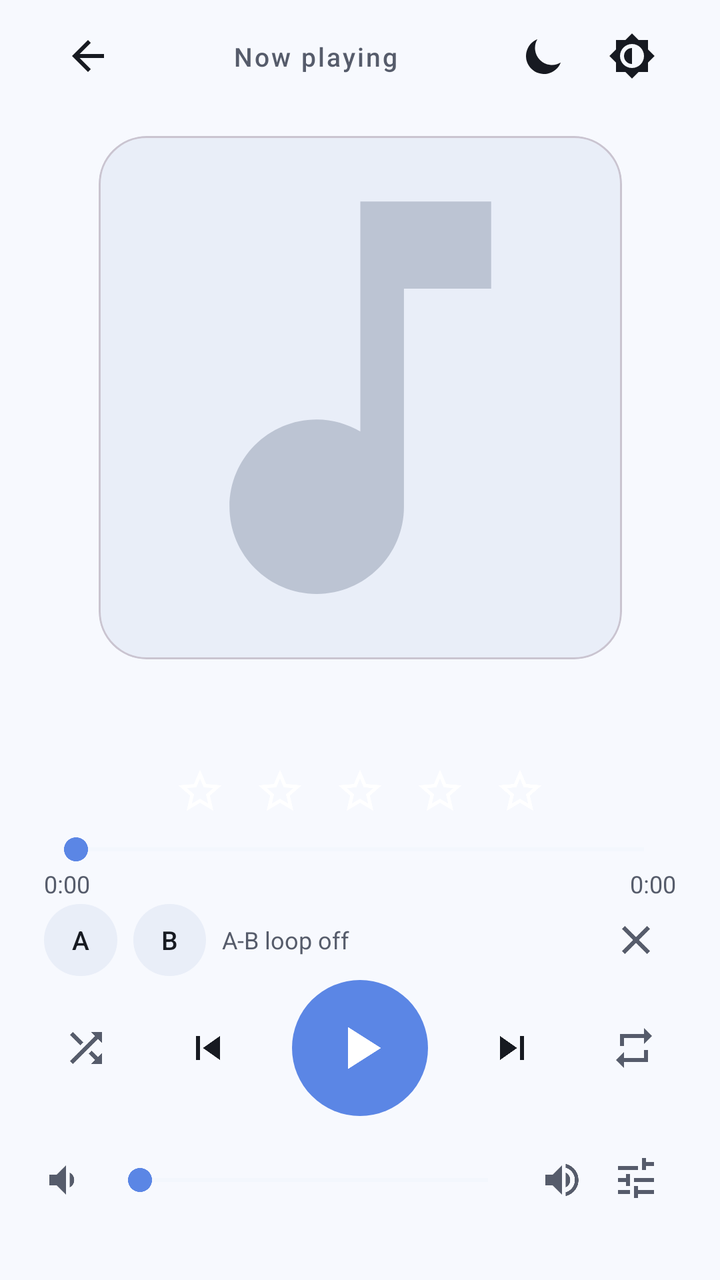
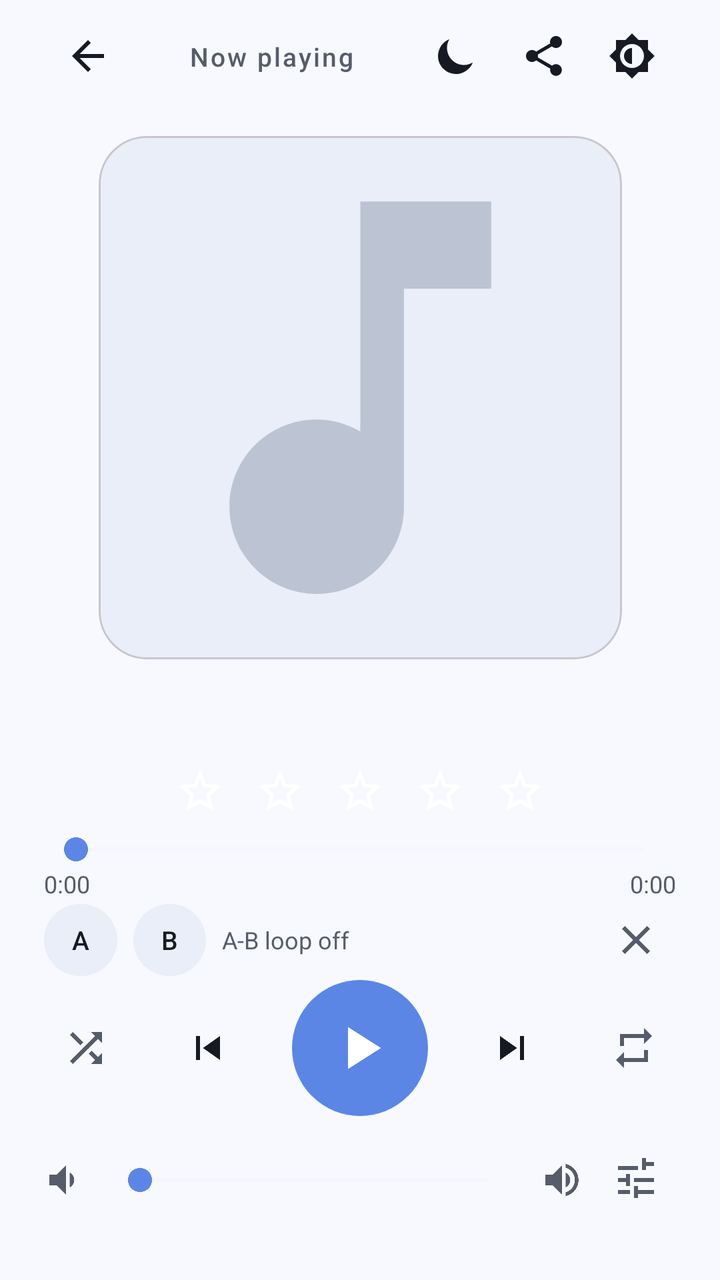

The first picture is an Android layout as it rendered before a commit; the second is the same layout after the commit. The layout source and the unified diff follow.
<!-- AndroidManifest.xml: activity theme Theme.Lull -->
<!-- res/layout/activity_now_playing.xml -->
<?xml version="1.0" encoding="utf-8"?>
<androidx.constraintlayout.widget.ConstraintLayout
    xmlns:android="http://schemas.android.com/apk/res/android"
    xmlns:app="http://schemas.android.com/apk/res-auto"
    android:id="@+id/root"
    android:layout_width="match_parent"
    android:layout_height="match_parent"
    android:fitsSystemWindows="true"
    android:paddingHorizontal="22dp">

    
    <ImageButton
        android:id="@+id/btnBack"
        android:layout_width="44dp"
        android:layout_height="44dp"
        android:layout_marginTop="6dp"
        android:background="?attr/selectableItemBackgroundBorderless"
        android:src="@drawable/ic_back"
        app:tint="?attr/colorOnSurface"
        android:contentDescription="@string/back"
        app:layout_constraintTop_toTopOf="parent"
        app:layout_constraintStart_toStartOf="parent" />

    <TextView
        android:id="@+id/topLabel"
        android:layout_width="wrap_content"
        android:layout_height="wrap_content"
        android:text="@string/now_playing"
        android:textColor="?attr/colorOnSurfaceVariant"
        android:textSize="13sp"
        android:fontFamily="sans-serif-medium"
        android:letterSpacing="0.08"
        android:maxLines="1"
        android:ellipsize="end"
        app:layout_constraintTop_toTopOf="@id/btnBack"
        app:layout_constraintBottom_toBottomOf="@id/btnBack"
        app:layout_constraintStart_toEndOf="@id/btnBack"
        app:layout_constraintEnd_toStartOf="@id/btnSleep" />

    <ImageButton
        android:id="@+id/btnSleep"
        android:layout_width="44dp"
        android:layout_height="44dp"
        android:layout_marginTop="6dp"
        android:background="?attr/selectableItemBackgroundBorderless"
        android:src="@drawable/ic_sleep_timer"
        android:padding="10dp"
        app:tint="?attr/colorOnSurface"
        android:contentDescription="@string/sleep_timer"
        app:layout_constraintTop_toTopOf="parent"
        app:layout_constraintEnd_toStartOf="@id/btnTheme" />

    <ImageButton
        android:id="@+id/btnTheme"
        android:layout_width="44dp"
        android:layout_height="44dp"
        android:layout_marginTop="6dp"
        android:background="?attr/selectableItemBackgroundBorderless"
        android:src="@drawable/ic_theme"
        app:tint="?attr/colorOnSurface"
        android:contentDescription="@string/theme"
        app:layout_constraintTop_toTopOf="parent"
        app:layout_constraintEnd_toEndOf="parent" />

    
    <com.google.android.material.card.MaterialCardView
        android:id="@+id/artCard"
        android:layout_width="0dp"
        android:layout_height="0dp"
        android:layout_marginTop="18dp"
        app:cardCornerRadius="24dp"
        app:cardElevation="0dp"
        app:layout_constraintDimensionRatio="1:1"
        app:layout_constraintWidth_max="380dp"
        app:layout_constraintHeight_max="380dp"
        app:layout_constraintTop_toBottomOf="@id/btnBack"
        app:layout_constraintBottom_toTopOf="@id/title"
        app:layout_constraintStart_toStartOf="parent"
        app:layout_constraintEnd_toEndOf="parent"
        app:layout_constraintVertical_bias="0.5">

        <ImageView
            android:id="@+id/art"
            android:layout_width="match_parent"
            android:layout_height="match_parent"
            android:scaleType="centerCrop"
            android:src="@drawable/bg_art_big"
            android:contentDescription="@string/now_playing" />
    </com.google.android.material.card.MaterialCardView>

    <TextView
        android:id="@+id/title"
        android:layout_width="match_parent"
        android:layout_height="wrap_content"
        android:gravity="center"
        android:maxLines="1"
        android:ellipsize="end"
        android:textColor="?attr/colorOnSurface"
        android:textSize="20sp"
        android:fontFamily="sans-serif-medium"
        android:text=""
        app:layout_constraintBottom_toTopOf="@id/artist" />

    <TextView
        android:id="@+id/artist"
        android:layout_width="match_parent"
        android:layout_height="wrap_content"
        android:layout_marginTop="3dp"
        android:gravity="center"
        android:maxLines="1"
        android:ellipsize="end"
        android:textColor="?attr/colorOnSurfaceVariant"
        android:textSize="14sp"
        android:text=""
        app:layout_constraintBottom_toTopOf="@id/ratingRow" />

    
    <LinearLayout
        android:id="@+id/ratingRow"
        android:layout_width="wrap_content"
        android:layout_height="wrap_content"
        android:layout_marginTop="8dp"
        android:orientation="horizontal"
        android:gravity="center"
        app:layout_constraintStart_toStartOf="parent"
        app:layout_constraintEnd_toEndOf="parent"
        app:layout_constraintBottom_toTopOf="@id/seekBar">

        <ImageButton
            android:id="@+id/star1"
            style="@style/RatingStar"
            android:contentDescription="@string/rating" />

        <ImageButton
            android:id="@+id/star2"
            style="@style/RatingStar"
            android:contentDescription="@string/rating" />

        <ImageButton
            android:id="@+id/star3"
            style="@style/RatingStar"
            android:contentDescription="@string/rating" />

        <ImageButton
            android:id="@+id/star4"
            style="@style/RatingStar"
            android:contentDescription="@string/rating" />

        <ImageButton
            android:id="@+id/star5"
            style="@style/RatingStar"
            android:contentDescription="@string/rating" />
    </LinearLayout>

    <SeekBar
        android:id="@+id/seekBar"
        android:layout_width="match_parent"
        android:layout_height="wrap_content"
        android:layout_marginTop="14dp"
        android:progressTint="?attr/colorPrimary"
        android:thumbTint="?attr/colorPrimary"
        android:progressBackgroundTint="?attr/colorSurfaceVariant"
        app:layout_constraintBottom_toTopOf="@id/timeRow" />

    <LinearLayout
        android:id="@+id/timeRow"
        android:layout_width="match_parent"
        android:layout_height="wrap_content"
        android:orientation="horizontal"
        app:layout_constraintBottom_toTopOf="@id/abRow">

        <TextView
            android:id="@+id/position"
            android:layout_width="0dp" android:layout_height="wrap_content"
            android:layout_weight="1"
            android:textColor="?attr/colorOnSurfaceVariant" android:textSize="12sp"
            android:text="0:00" />
        <TextView
            android:id="@+id/duration"
            android:layout_width="wrap_content" android:layout_height="wrap_content"
            android:textColor="?attr/colorOnSurfaceVariant" android:textSize="12sp"
            android:text="0:00" />
    </LinearLayout>

    
    <LinearLayout
        android:id="@+id/abRow"
        android:layout_width="match_parent"
        android:layout_height="wrap_content"
        android:layout_marginTop="10dp"
        android:orientation="horizontal"
        android:gravity="center_vertical"
        app:layout_constraintBottom_toTopOf="@id/transport">

        <TextView
            android:id="@+id/btnSetA"
            style="@style/Chip"
            android:text="@string/ab_set_a"
            android:contentDescription="@string/ab_set_a_desc" />

        <TextView
            android:id="@+id/btnSetB"
            style="@style/Chip"
            android:text="@string/ab_set_b"
            android:contentDescription="@string/ab_set_b_desc" />

        <TextView
            android:id="@+id/abStatus"
            android:layout_width="0dp"
            android:layout_height="wrap_content"
            android:layout_weight="1"
            android:maxLines="1"
            android:ellipsize="end"
            android:textColor="?attr/colorOnSurfaceVariant"
            android:textSize="12sp"
            android:text="@string/ab_off" />

        <ImageButton
            android:id="@+id/btnAbClear"
            android:layout_width="40dp"
            android:layout_height="40dp"
            android:background="?attr/selectableItemBackgroundBorderless"
            android:src="@drawable/ic_close"
            app:tint="?attr/colorOnSurfaceVariant"
            android:contentDescription="@string/ab_clear" />
    </LinearLayout>

    
    <LinearLayout
        android:id="@+id/transport"
        android:layout_width="match_parent"
        android:layout_height="wrap_content"
        android:layout_marginTop="6dp"
        android:orientation="horizontal"
        android:gravity="center"
        app:layout_constraintBottom_toTopOf="@id/volumeArea">

        <ImageButton
            android:id="@+id/btnShuffle"
            android:layout_width="46dp" android:layout_height="46dp"
            android:background="?attr/selectableItemBackgroundBorderless"
            android:src="@drawable/ic_shuffle" app:tint="?attr/colorOnSurfaceVariant"
            android:contentDescription="@string/shuffle" />

        <ImageButton
            android:id="@+id/btnPrev"
            android:layout_width="56dp" android:layout_height="56dp"
            android:layout_marginStart="10dp"
            android:background="?attr/selectableItemBackgroundBorderless"
            android:src="@drawable/ic_skip_prev" app:tint="?attr/colorOnSurface"
            android:contentDescription="@string/previous" />

        <ImageButton
            android:id="@+id/btnPlayPause"
            android:layout_width="68dp" android:layout_height="68dp"
            android:layout_marginHorizontal="14dp"
            android:background="@drawable/bg_play_fab"
            android:src="@drawable/ic_play" app:tint="?attr/colorOnPrimary"
            android:scaleType="fitCenter" android:padding="16dp"
            android:contentDescription="@string/play" />

        <ImageButton
            android:id="@+id/btnNext"
            android:layout_width="56dp" android:layout_height="56dp"
            android:layout_marginEnd="10dp"
            android:background="?attr/selectableItemBackgroundBorderless"
            android:src="@drawable/ic_skip_next" app:tint="?attr/colorOnSurface"
            android:contentDescription="@string/next" />

        <ImageButton
            android:id="@+id/btnRepeat"
            android:layout_width="46dp" android:layout_height="46dp"
            android:background="?attr/selectableItemBackgroundBorderless"
            android:src="@drawable/ic_repeat" app:tint="?attr/colorOnSurfaceVariant"
            android:contentDescription="@string/repeat_off" />
    </LinearLayout>

    
    <FrameLayout
        android:id="@+id/volumeArea"
        android:layout_width="match_parent"
        android:layout_height="wrap_content"
        android:layout_marginTop="8dp"
        android:layout_marginBottom="18dp"
        android:minHeight="64dp"
        app:layout_constraintBottom_toBottomOf="parent">

        <LinearLayout
            android:id="@+id/volumeBarRow"
            android:layout_width="match_parent"
            android:layout_height="wrap_content"
            android:layout_gravity="center_vertical"
            android:orientation="horizontal"
            android:gravity="center_vertical">

            <ImageView
                android:layout_width="22dp" android:layout_height="22dp"
                android:src="@drawable/ic_volume_down" app:tint="?attr/colorOnSurfaceVariant"
                android:contentDescription="@string/volume" />
            <SeekBar
                android:id="@+id/volumeBar"
                android:layout_width="0dp" android:layout_height="wrap_content"
                android:layout_weight="1" android:layout_marginHorizontal="10dp"
                android:progressTint="?attr/colorPrimary" android:thumbTint="?attr/colorPrimary"
                android:progressBackgroundTint="?attr/colorSurfaceVariant" />
            <ImageView
                android:layout_width="22dp" android:layout_height="22dp"
                android:src="@drawable/ic_volume_up" app:tint="?attr/colorOnSurfaceVariant"
                android:contentDescription="@string/volume" />
            <ImageButton
                android:id="@+id/btnVolStyleBar"
                android:layout_width="40dp" android:layout_height="40dp"
                android:layout_marginStart="6dp"
                android:background="?attr/selectableItemBackgroundBorderless"
                android:src="@drawable/ic_tune" app:tint="?attr/colorOnSurfaceVariant"
                android:contentDescription="@string/switch_volume_style" />
        </LinearLayout>

        <FrameLayout
            android:id="@+id/volumeKnobWrap"
            android:layout_width="match_parent"
            android:layout_height="132dp"
            android:visibility="gone">

            <com.lull.player.VolumeKnobView
                android:id="@+id/volumeKnob"
                android:layout_width="132dp"
                android:layout_height="132dp"
                android:layout_gravity="center" />

            <ImageButton
                android:id="@+id/btnVolStyleKnob"
                android:layout_width="40dp" android:layout_height="40dp"
                android:layout_gravity="top|end"
                android:background="?attr/selectableItemBackgroundBorderless"
                android:src="@drawable/ic_tune" app:tint="?attr/colorOnSurfaceVariant"
                android:contentDescription="@string/switch_volume_style" />
        </FrameLayout>
    </FrameLayout>
</androidx.constraintlayout.widget.ConstraintLayout>
<!-- resources referenced by this layout -->
<resources>
  <!-- drawable bg_art_big (drawable) -->
  <layer-list xmlns:android="http://schemas.android.com/apk/res/android">
    <item android:drawable="?attr/colorSurfaceVariant"/>
    <item android:width="120dp" android:height="120dp" android:gravity="center" android:drawable="@drawable/ic_note_placeholder"/>
  </layer-list>
  <!-- drawable bg_play_fab (drawable) -->
  <shape xmlns:android="http://schemas.android.com/apk/res/android" android:shape="oval">
    <solid android:color="?attr/colorPrimary"/>
  </shape>
  <!-- drawable ic_play (drawable) -->
  <vector xmlns:android="http://schemas.android.com/apk/res/android"
      android:width="24dp" android:height="24dp"
      android:viewportWidth="24" android:viewportHeight="24">
    <path android:fillColor="#FFFFFFFF" android:pathData="M8,5v14l11,-7z"/>
  </vector>
  <!-- drawable ic_skip_next (drawable) -->
  <vector xmlns:android="http://schemas.android.com/apk/res/android"
      android:width="24dp" android:height="24dp"
      android:viewportWidth="24" android:viewportHeight="24">
    <path android:fillColor="#FFFFFFFF" android:pathData="M6,18l8.5,-6L6,6v12zM16,6v12h2V6z"/>
  </vector>
  <!-- drawable ic_skip_prev (drawable) -->
  <vector xmlns:android="http://schemas.android.com/apk/res/android"
      android:width="24dp" android:height="24dp"
      android:viewportWidth="24" android:viewportHeight="24">
    <path android:fillColor="#FFFFFFFF" android:pathData="M6,6h2v12H6zM9.5,12l8.5,6V6z"/>
  </vector>
  <string name="ab_clear">Clear A-B loop</string>
  <string name="ab_off">A-B loop off</string>
  <string name="ab_set_a">A</string>
  <string name="ab_set_a_desc">Set loop start</string>
  <string name="ab_set_b">B</string>
  <string name="ab_set_b_desc">Set loop end</string>
  <string name="back">Back</string>
  <string name="next">Next</string>
  <string name="now_playing">Now playing</string>
  <string name="play">Play</string>
  <string name="previous">Previous</string>
  <string name="rating">Rating</string>
  <string name="repeat_off">No repeat</string>
  <string name="shuffle">Shuffle</string>
  <string name="sleep_timer">Sleep timer</string>
  <string name="switch_volume_style">Switch volume style</string>
  <string name="theme">Theme</string>
  <string name="volume">Volume</string>
  <!-- drawable bg_chip (drawable) -->
  <shape xmlns:android="http://schemas.android.com/apk/res/android" android:shape="rectangle">
    <solid android:color="?attr/colorSurfaceVariant"/>
    <corners android:radius="18dp"/>
  </shape>
  <color name="brand">#5B86E5</color>
  <color name="on_brand">#FFFFFF</color>
  <color name="brand_dark">#3F66C9</color>
  <color name="white">#FFFFFFFF</color>
  <color name="accent">#36D1C4</color>
  <color name="light_bg">#F7F9FE</color>
  <color name="light_surface">#FFFFFF</color>
  <color name="light_surface_variant">#E9EEF8</color>
  <color name="light_on_surface">#171A21</color>
  <color name="light_on_surface_variant">#565C6B</color>
  <!-- unchanged entries left out for length: 14 -->
</resources>

<!-- the commit's change to res/layout/activity_now_playing.xml (unified diff, before → after) -->
@@ -47,6 +47,20 @@
         android:padding="10dp"
         app:tint="?attr/colorOnSurface"
         android:contentDescription="@string/sleep_timer"
+        app:layout_constraintTop_toTopOf="parent"
+        app:layout_constraintEnd_toStartOf="@id/btnShare" />
+
+    
+    <ImageButton
+        android:id="@+id/btnShare"
+        android:layout_width="44dp"
+        android:layout_height="44dp"
+        android:layout_marginTop="6dp"
+        android:background="?attr/selectableItemBackgroundBorderless"
+        android:src="@drawable/ic_share"
+        android:padding="10dp"
+        app:tint="?attr/colorOnSurface"
+        android:contentDescription="@string/share_track"
         app:layout_constraintTop_toTopOf="parent"
         app:layout_constraintEnd_toStartOf="@id/btnTheme" />
 
<!-- resource entries referenced after the edit -->
@@ -14,6 +14,12 @@
       android:width="24dp" android:height="24dp"
       android:viewportWidth="24" android:viewportHeight="24">
     <path android:fillColor="#FFFFFFFF" android:pathData="M8,5v14l11,-7z"/>
+  </vector>
+  <!-- drawable ic_share (drawable) -->
+  <vector xmlns:android="http://schemas.android.com/apk/res/android"
+      android:width="24dp" android:height="24dp"
+      android:viewportWidth="24" android:viewportHeight="24">
+    <path android:fillColor="#FFFFFFFF" android:pathData="M18,16.08c-0.76,0 -1.44,0.3 -1.96,0.77L8.91,12.7c0.05,-0.23 0.09,-0.46 0.09,-0.7s-0.04,-0.47 -0.09,-0.7l7.05,-4.11c0.54,0.5 1.25,0.81 2.04,0.81 1.66,0 3,-1.34 3,-3s-1.34,-3 -3,-3 -3,1.34 -3,3c0,0.24 0.04,0.47 0.09,0.7L8.04,9.81C7.5,9.31 6.79,9 6,9c-1.66,0 -3,1.34 -3,3s1.34,3 3,3c0.79,0 1.5,-0.31 2.04,-0.81l7.12,4.16c-0.05,0.21 -0.08,0.43 -0.08,0.65 0,1.61 1.31,2.92 2.92,2.92s2.92,-1.31 2.92,-2.92 -1.31,-2.92 -2.92,-2.92z"/>
   </vector>
   <!-- drawable ic_skip_next (drawable) -->
   <vector xmlns:android="http://schemas.android.com/apk/res/android"
@@ -40,6 +46,7 @@
   <string name="previous">Previous</string>
   <string name="rating">Rating</string>
   <string name="repeat_off">No repeat</string>
+  <string name="share_track">Share</string>
   <string name="shuffle">Shuffle</string>
   <string name="sleep_timer">Sleep timer</string>
   <string name="switch_volume_style">Switch volume style</string>
